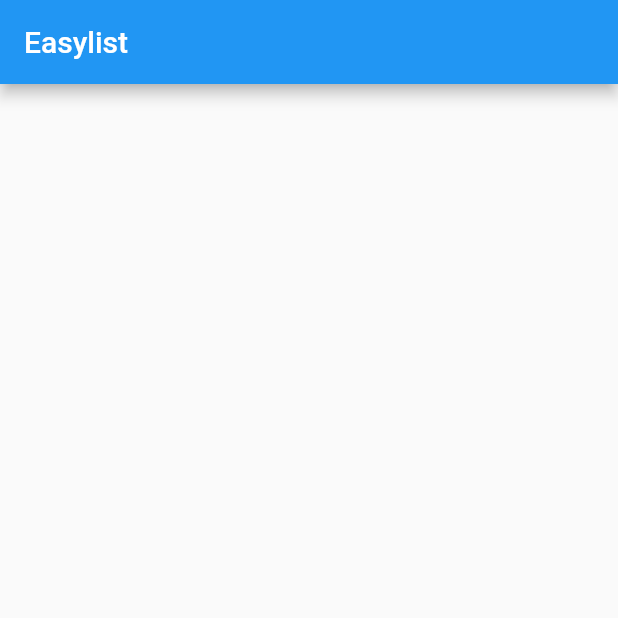
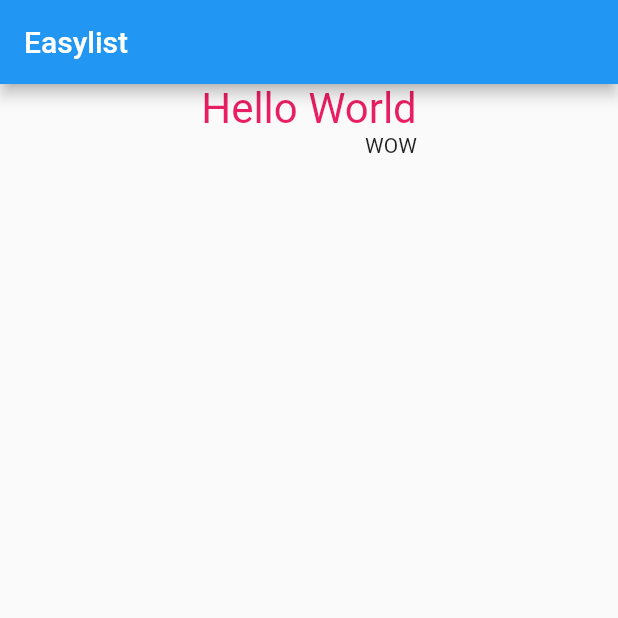
Before and after one commit to howtoflutter/flutter-app, a Flutter app: the screen it shows after launch, on a phone screen of 412 x 824 dp, the top half of it. Run offline on Flutter 3.47's test engine with Material 2 defaults, Android fonts, the phone set to English and light mode, and no system bars.

Commit message:
Learnt column, row and style modules

```diff
--- a/lib/main.dart
+++ b/lib/main.dart
@@ -12,7 +12,25 @@ class MyApp extends StatelessWidget {
       home: Scaffold(
         appBar: AppBar(
           title: Text('Easylist'),
-        )
+        ),
+        body: Center(
+          child: Container(
+            child: Column(
+              crossAxisAlignment: CrossAxisAlignment.end,
+              children: <Widget>[
+                new Text(
+                  "Hello World",
+                  style: new TextStyle(
+                    color: Colors.pink,
+                    fontSize: 28
+                  )
+                ),
+                new Text("WOW"),
+              ],
+            ),
+
+          ),
+        ),
       ),
     );
   }
```
